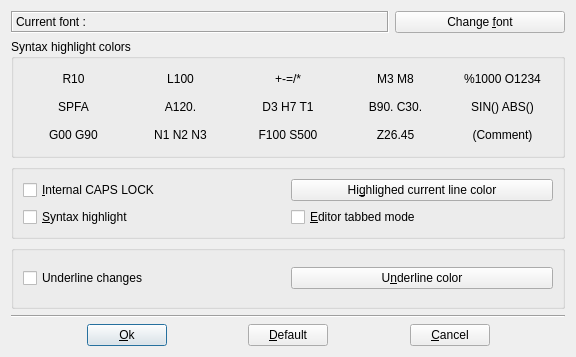
Above: src/setupdialog.ui from GCodeProjects/GCodeWorkShop before the change. Below: the same form after it.
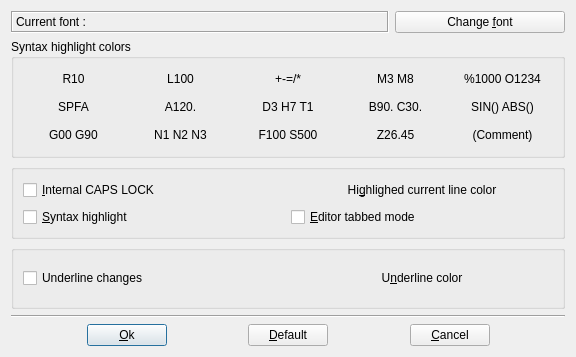
That is the form after the change.

```diff
--- a/src/setupdialog.ui
+++ b/src/setupdialog.ui
@@ -246,6 +246,12 @@
           <property name="text">
            <string>Hi&amp;ghlighed current line color</string>
           </property>
+          <property name="autoDefault">
+           <bool>false</bool>
+          </property>
+          <property name="flat">
+           <bool>true</bool>
+          </property>
          </widget>
         </item>
         <item row="1" column="1">
@@ -280,6 +286,12 @@
           <property name="text">
            <string>U&amp;nderline color</string>
           </property>
+          <property name="autoDefault">
+           <bool>false</bool>
+          </property>
+          <property name="flat">
+           <bool>true</bool>
+          </property>
          </widget>
         </item>
        </layout>
```
Left out of the diff: 33 changed lines with no effect on the pictures.
